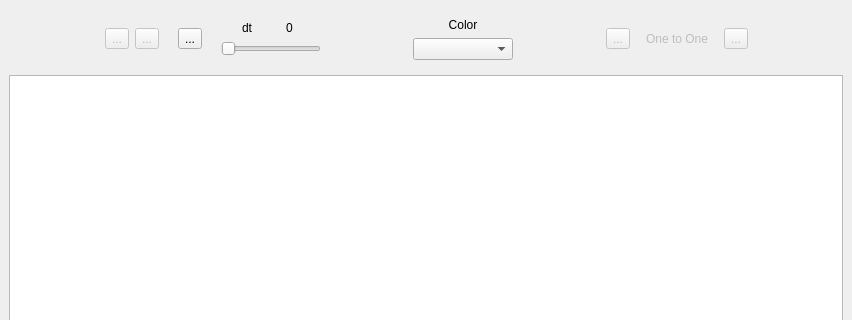
DexterMagnific/flubberpp, file qtdemo/MainWindow.ui: the form before one commit; both pictures show x 0 to 852 and y 0 to 320 of the 852 by 596 pixel window.
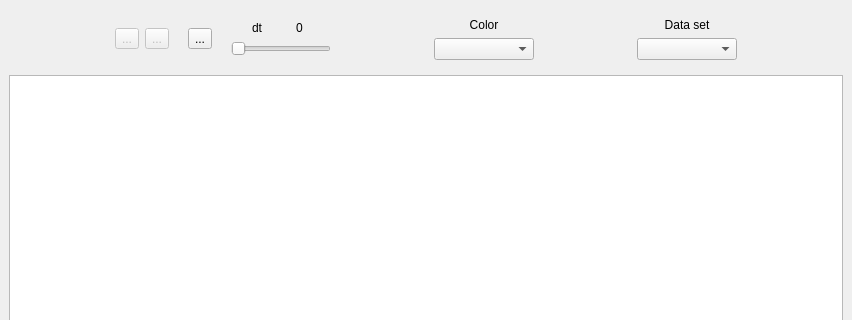
The form after the commit. Icons and pictures are not drawn.

Patch:
```diff
--- a/qtdemo/MainWindow.ui
+++ b/qtdemo/MainWindow.ui
@@ -31,92 +31,6 @@
        <enum>QFrame::Raised</enum>
       </property>
       <layout class="QGridLayout" name="gridLayout_5">
-       <item row="0" column="5">
-        <layout class="QGridLayout" name="gridLayout_4">
-         <item row="0" column="4">
-          <widget class="QToolButton" name="categoryBtn">
-           <property name="enabled">
-            <bool>false</bool>
-           </property>
-           <property name="text">
-            <string>...</string>
-           </property>
-           <property name="icon">
-            <iconset theme="media-skip-forward">
-             <normaloff>.</normaloff>.</iconset>
-           </property>
-           <property name="iconSize">
-            <size>
-             <width>64</width>
-             <height>64</height>
-            </size>
-           </property>
-          </widget>
-         </item>
-         <item row="0" column="0">
-          <widget class="QToolButton" name="categoryBtn_2">
-           <property name="enabled">
-            <bool>false</bool>
-           </property>
-           <property name="text">
-            <string>...</string>
-           </property>
-           <property name="icon">
-            <iconset theme="media-skip-backward">
-             <normaloff>.</normaloff>.</iconset>
-           </property>
-           <property name="iconSize">
-            <size>
-             <width>64</width>
-             <height>64</height>
-            </size>
-           </property>
-          </widget>
-         </item>
-         <item row="0" column="3">
-          <spacer name="horizontalSpacer_6">
-           <property name="orientation">
-            <enum>Qt::Horizontal</enum>
-           </property>
-           <property name="sizeType">
-            <enum>QSizePolicy::Fixed</enum>
-           </property>
-           <property name="sizeHint" stdset="0">
-            <size>
-             <width>10</width>
-             <height>20</height>
-            </size>
-           </property>
-          </spacer>
-         </item>
-         <item row="0" column="1">
-          <spacer name="horizontalSpacer_5">
-           <property name="orientation">
-            <enum>Qt::Horizontal</enum>
-           </property>
-           <property name="sizeType">
-            <enum>QSizePolicy::Fixed</enum>
-           </property>
-           <property name="sizeHint" stdset="0">
-            <size>
-             <width>10</width>
-             <height>20</height>
-            </size>
-           </property>
-          </spacer>
-         </item>
-         <item row="0" column="2">
-          <widget class="QLabel" name="categoryLbl">
-           <property name="enabled">
-            <bool>false</bool>
-           </property>
-           <property name="text">
-            <string>One to One</string>
-           </property>
-          </widget>
-         </item>
-        </layout>
-       </item>
        <item row="0" column="3">
         <layout class="QGridLayout" name="gridLayout_6">
          <item row="0" column="0">
@@ -182,6 +96,42 @@
          </property>
         </spacer>
        </item>
+       <item row="0" column="5">
+        <layout class="QGridLayout" name="gridLayout_13">
+         <item row="0" column="0">
+          <widget class="QLabel" name="label_6">
+           <property name="sizePolicy">
+            <sizepolicy hsizetype="Preferred" vsizetype="Fixed">
+             <horstretch>0</horstretch>
+             <verstretch>0</verstretch>
+            </sizepolicy>
+           </property>
+           <property name="text">
+            <string>Data set</string>
+           </property>
+           <property name="alignment">
+            <set>Qt::AlignCenter</set>
+           </property>
+          </widget>
+         </item>
+         <item row="1" column="0">
+          <widget class="QComboBox" name="dataCombo">
+           <property name="sizePolicy">
+            <sizepolicy hsizetype="Expanding" vsizetype="Fixed">
+             <horstretch>0</horstretch>
+             <verstretch>0</verstretch>
+            </sizepolicy>
+           </property>
+           <property name="minimumSize">
+            <size>
+             <width>100</width>
+             <height>0</height>
+            </size>
+           </property>
+          </widget>
+         </item>
+        </layout>
+       </item>
        <item row="0" column="1">
         <layout class="QGridLayout" name="gridLayout_3">
          <item row="0" column="0">
```
Left out of the diff: 50 changed lines with no effect on the pictures.
